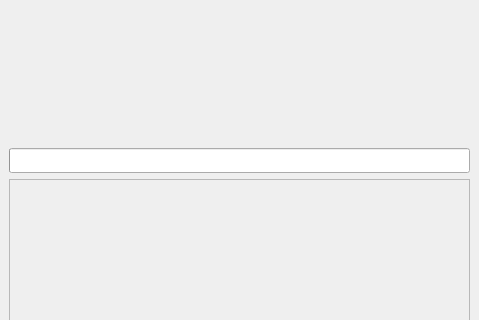
Above: AraSteamManager/mainwindow.ui from Arankir/AraSteamManager before the change; both pictures show x 0 to 479 and y 172 to 492 of the 479 by 623 pixel window. Below: the same form after it.
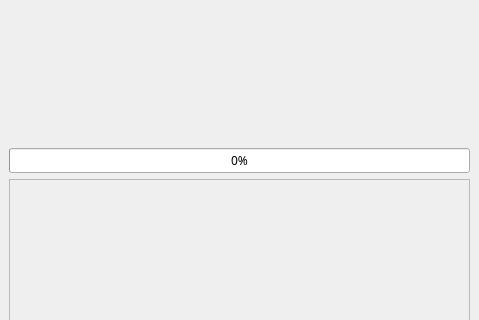
That is the form after the change.

```diff
--- a/AraSteamManager/mainwindow.ui
+++ b/AraSteamManager/mainwindow.ui
@@ -239,9 +239,6 @@
         <property name="value">
          <number>0</number>
         </property>
-        <property name="format">
-         <string/>
-        </property>
        </widget>
       </item>
       <item>
```
